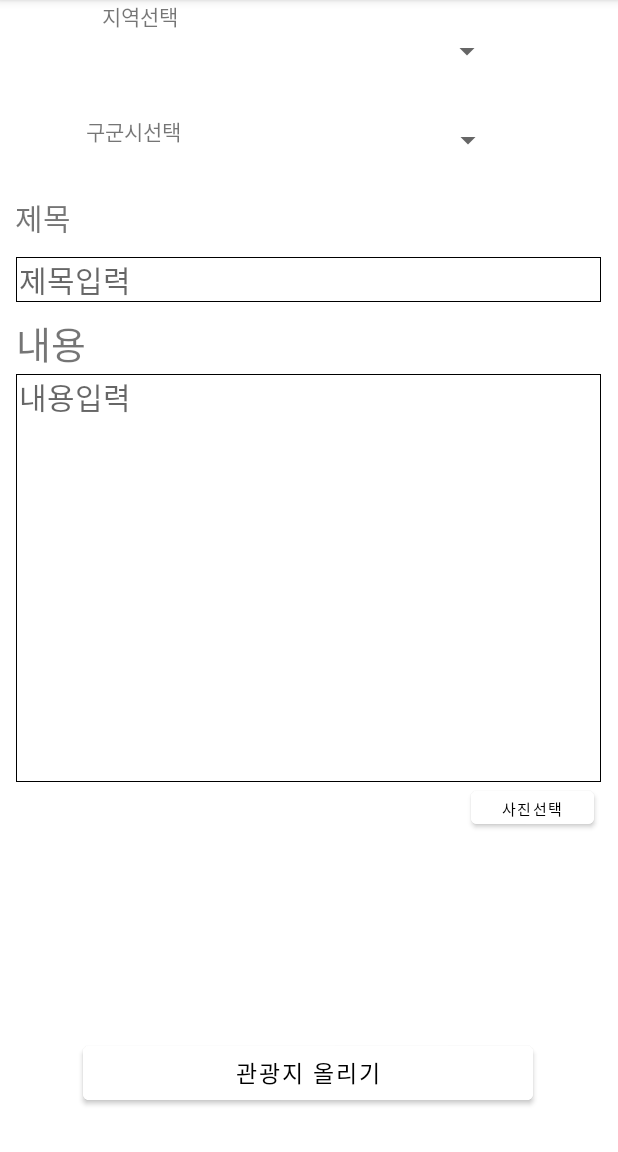
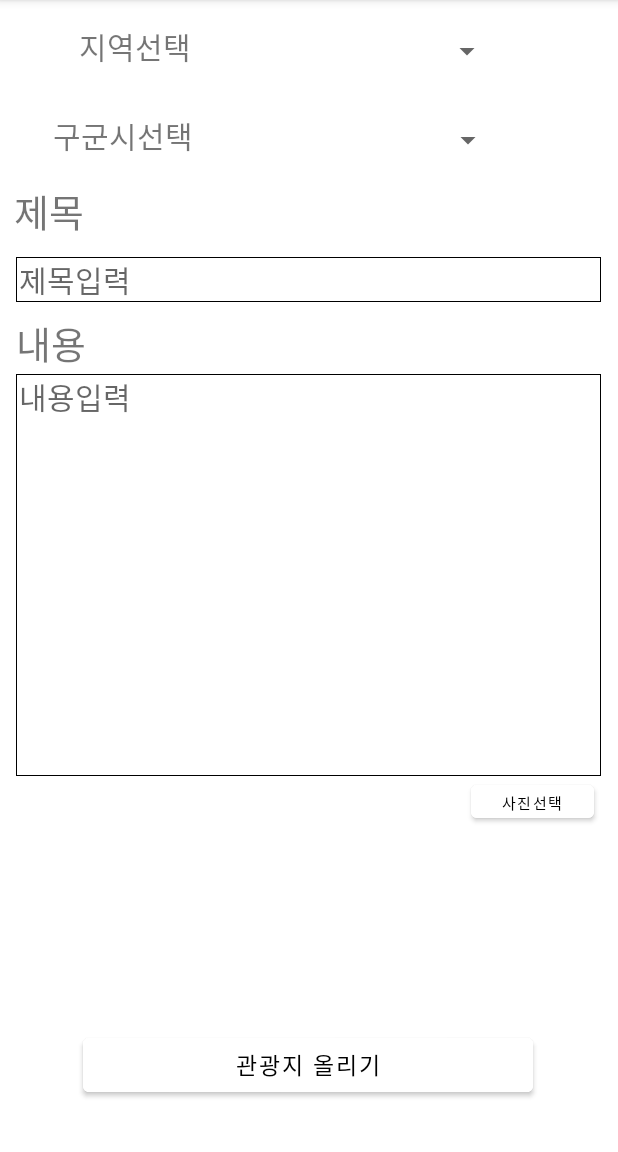
Before and after one commit to jundonghyun/TripChoice, an Android app: the UserAddAttraction screen opened directly, with no data from a screen before it, on a phone screen of 412 x 824 dp, the part 84-1236 px from its top. Run offline under Robolectric (Android 15) with nearby library versions, the phone set to English and light mode, and no system bars; our stand-ins replace Firebase (no records; nobody signed in at launch, a user with empty details on screens opened directly); pictures from the network do not load; 2 statements that could not run were skipped.

Commit message:
지도 안보이는 오류 수정

```diff
--- a/app/build.gradle
+++ b/app/build.gradle
@@ -14,6 +14,9 @@ android {
         versionName "1.0"
 
         testInstrumentationRunner "androidx.test.runner.AndroidJUnitRunner"
+
+        resValue "string", "google_maps_key",
+                (project.findProperty("AIzaSyBVdyJI_O-SMQwTi7cmj5wjjXRXaxf2LqM") ?: "")
     }
 
     buildTypes {
--- a/app/src/main/AndroidManifest.xml
+++ b/app/src/main/AndroidManifest.xml
@@ -25,7 +25,8 @@
         <activity android:name=".DongHyun.AttractionMainActivity" />
         <activity android:name=".MainActivity"/>
         <activity android:name=".SplashActivity"/>
-        <activity android:name=".DongHyun.UserAddAttraction"/>
+        <activity android:name=".DongHyun.UserAddAttraction"
+            android:windowSoftInputMode="adjustNothing"/>
         <activity android:name=".Map2Activity"/>
         <activity android:name=".HotelActivity"/>
         <activity android:name=".LoginActivity">
--- a/app/src/main/java/com/example/tripchoice/MyidActivity.java
+++ b/app/src/main/java/com/example/tripchoice/MyidActivity.java
@@ -45,14 +45,14 @@ public class MyidActivity extends AppCompatActivity {
 
         Intent intent = getIntent();
         String id = intent.getStringExtra("id");
-        List<Map<String, Object>> Dlist = new ArrayList<Map<String,Object>>();
+        List<Map<String, Object>> Dlist = new ArrayList<Map<String, Object>>();
         FirebaseFirestore db = FirebaseFirestore.getInstance();
         DocumentReference documentReference = db.collection("User").document(id);
 
         documentReference.get().addOnCompleteListener(new OnCompleteListener<DocumentSnapshot>() {
             @Override
             public void onComplete(@NonNull @NotNull Task<DocumentSnapshot> task) {
-                if(task.isSuccessful()){
+                if (task.isSuccessful()) {
                     DocumentSnapshot documentSnapshot = task.getResult();
                     id_textview.setText("ID: " + id);
                     name_textview.setText("이름: " + documentSnapshot.getString("name"));
@@ -60,7 +60,6 @@ public class MyidActivity extends AppCompatActivity {
                 }
             }
         });
-
 
 
         IdPrev.setOnClickListener(new View.OnClickListener() {
@@ -71,16 +70,4 @@ public class MyidActivity extends AppCompatActivity {
             }
         });
     }
-
-    public class UserInfo{
-        public String name ="";
-        public String email ="";
-
-        public UserInfo(String name, String email) {
-            this.name = name;
-            this.email = email;
-        }
-
-        public UserInfo(){}
-    }
 }
--- a/app/src/main/res/layout/activity_map2.xml
+++ b/app/src/main/res/layout/activity_map2.xml
@@ -18,7 +18,7 @@
     <LinearLayout
         android:layout_width="match_parent"
         android:layout_height="9dp"
-        android:layout_weight="8"
+        android:layout_weight="10"
         android:orientation="horizontal">
 
         <Button
@@ -44,7 +44,7 @@
         android:id="@+id/map"
         android:name="com.google.android.gms.maps.SupportMapFragment"
         android:layout_width="match_parent"
-        android:layout_height="569dp"
+        android:layout_height="630dp"
         tools:context=".Map2Activity" />
 
 </LinearLayout>
--- a/app/src/main/res/layout/activity_user_add_attraction.xml
+++ b/app/src/main/res/layout/activity_user_add_attraction.xml
@@ -8,9 +8,11 @@
 
     <TextView
         android:id="@+id/textView2"
-        android:layout_width="56dp"
-        android:layout_height="20dp"
+        android:layout_width="78dp"
+        android:layout_height="32dp"
+        android:layout_marginTop="16dp"
         android:text="지역선택"
+        android:textSize="20dp"
         app:layout_constraintBottom_toTopOf="@+id/textView4"
         app:layout_constraintEnd_toStartOf="@+id/SelectArea_spinner"
         app:layout_constraintHorizontal_bias="0.708"
@@ -20,15 +22,17 @@
 
     <TextView
         android:id="@+id/selectgu"
-        android:layout_width="67dp"
-        android:layout_height="20dp"
+        android:layout_width="96dp"
+        android:layout_height="29dp"
         android:layout_marginTop="10dp"
         android:text="구군시선택"
+        android:textSize="20dp"
         app:layout_constraintBottom_toBottomOf="@+id/AdministrativeDivision_spinner"
         app:layout_constraintEnd_toStartOf="@+id/AdministrativeDivision_spinner"
-        app:layout_constraintHorizontal_bias="0.67"
+        app:layout_constraintHorizontal_bias="0.625"
         app:layout_constraintStart_toStartOf="parent"
-        app:layout_constraintTop_toBottomOf="@+id/SelectArea_spinner" />
+        app:layout_constraintTop_toBottomOf="@+id/SelectArea_spinner"
+        app:layout_constraintVertical_bias="0.666" />
 
     <Spinner
         android:id="@+id/SelectArea_spinner"
@@ -72,7 +76,7 @@
     <EditText
         android:id="@+id/insertAttractionContent_edittext"
         android:layout_width="390dp"
-        android:layout_height="272dp"
+        android:layout_height="268dp"
         android:layout_marginTop="48dp"
         android:background="@drawable/memo_border"
         android:gravity="top"
@@ -124,12 +128,11 @@
         android:layout_marginTop="60dp"
         android:layout_marginBottom="11dp"
         android:text="제목"
-        android:textSize="20dp"
+        android:textSize="25dp"
         app:layout_constraintBottom_toTopOf="@+id/insertAttractionTitle_edittext"
         app:layout_constraintEnd_toEndOf="parent"
         app:layout_constraintHorizontal_bias="0.026"
         app:layout_constraintStart_toStartOf="parent"
-        app:layout_constraintTop_toBottomOf="@+id/textView4"
         app:layout_constraintVertical_bias="1.0" />
 
     <ImageView
@@ -137,39 +140,39 @@
         android:layout_width="100dp"
         android:layout_height="100dp"
         android:layout_marginStart="28dp"
+        android:layout_marginBottom="52dp"
         android:visibility="invisible"
         app:layout_constraintBottom_toBottomOf="parent"
         app:layout_constraintEnd_toEndOf="parent"
-        app:layout_constraintHorizontal_bias="0.0"
+        app:layout_constraintHorizontal_bias="0.047"
         app:layout_constraintStart_toEndOf="@+id/firstImage_imageview"
-        app:layout_constraintTop_toBottomOf="@+id/insertAttractionContent_edittext"
-        app:layout_constraintVertical_bias="0.37" />
+        app:layout_constraintTop_toTopOf="@+id/firstImage_imageview"
+        app:layout_constraintVertical_bias="0.0" />
 
     <ImageView
         android:id="@+id/ThirdImage_imageview"
         android:layout_width="100dp"
         android:layout_height="100dp"
         android:layout_marginStart="30dp"
+        android:layout_marginBottom="52dp"
         android:visibility="invisible"
         app:layout_constraintBottom_toBottomOf="parent"
         app:layout_constraintEnd_toEndOf="parent"
-        app:layout_constraintHorizontal_bias="0.0"
+        app:layout_constraintHorizontal_bias="0.137"
         app:layout_constraintStart_toEndOf="@+id/SecondImage_imageview"
-        app:layout_constraintTop_toBottomOf="@+id/SelectImage_button"
-        app:layout_constraintVertical_bias="0.109" />
+        app:layout_constraintTop_toTopOf="@+id/SecondImage_imageview"
+        app:layout_constraintVertical_bias="0.0" />
 
     <ImageView
         android:id="@+id/firstImage_imageview"
         android:layout_width="100dp"
         android:layout_height="100dp"
-        android:layout_marginTop="44dp"
+        android:layout_marginStart="16dp"
+        android:layout_marginBottom="52dp"
         android:visibility="invisible"
         app:layout_constraintBottom_toBottomOf="parent"
-        app:layout_constraintEnd_toEndOf="parent"
-        app:layout_constraintHorizontal_bias="0.086"
         app:layout_constraintStart_toStartOf="parent"
-        app:layout_constraintTop_toBottomOf="@+id/insertAttractionContent_edittext"
-        app:layout_constraintVertical_bias="0.0" />
+        app:layout_constraintTop_toBottomOf="@+id/insertAttractionContent_edittext" />
 
     <Button
         android:id="@+id/InsertButton_button"
```
